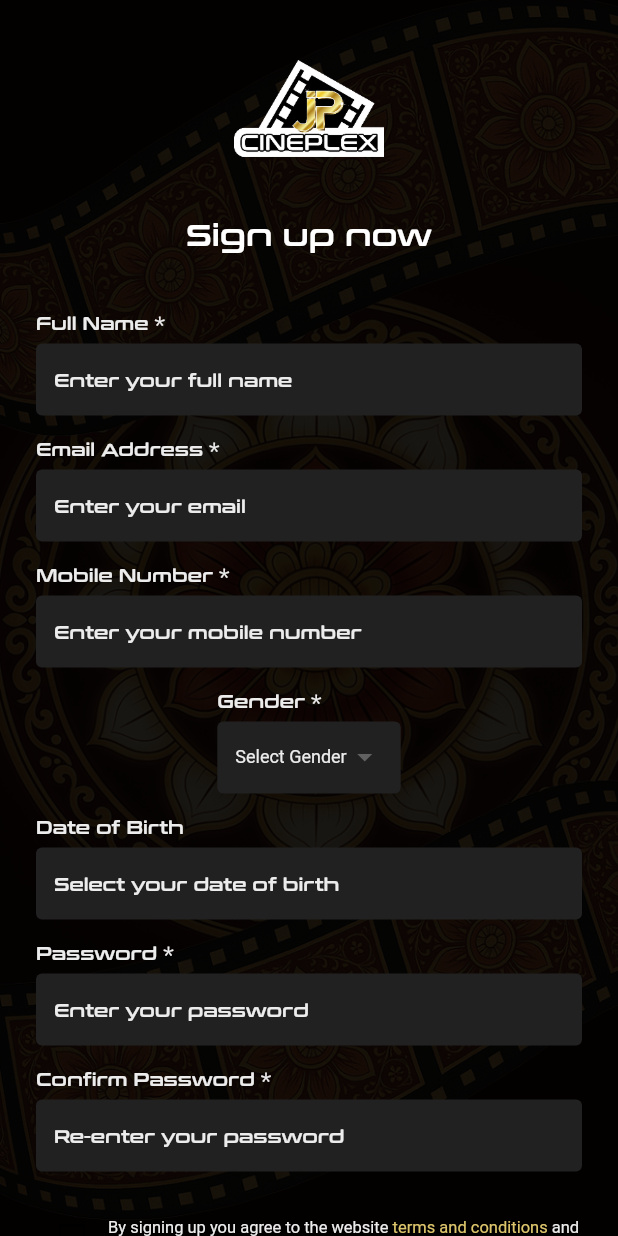
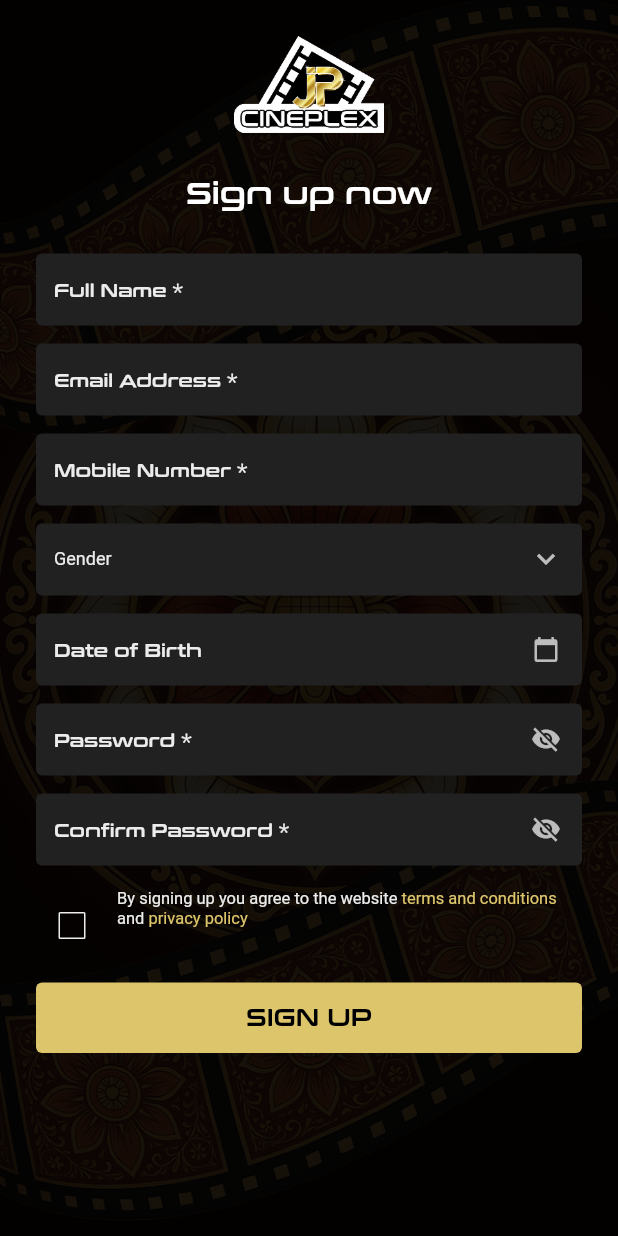
Before and after one commit to TharudiHS/JP-Cineplex-Mobile-App, a Flutter app: the SignUpPage screen opened directly, on a phone screen of 412 x 824 dp. Run offline on Flutter 3.47's test engine with Material 3 defaults, Android fonts, the light colour scheme and no system bars; our stand-ins replace flutter_svg.

Commit message:
updated sign up page

```diff
--- a/lib/screens/signup_page.dart
+++ b/lib/screens/signup_page.dart
@@ -10,16 +10,17 @@ class SignUpPage extends StatefulWidget {
 }
 
 class _SignUpPageState extends State<SignUpPage> {
-  final TextEditingController fullNameController = TextEditingController();
-  final TextEditingController emailController = TextEditingController();
-  final TextEditingController mobileController = TextEditingController();
-  final TextEditingController passwordController = TextEditingController();
-  final TextEditingController confirmPasswordController =
-      TextEditingController();
-  final TextEditingController dobController = TextEditingController();
+  final TextEditingController fullNameCtrl = TextEditingController();
+  final TextEditingController emailCtrl = TextEditingController();
+  final TextEditingController mobileCtrl = TextEditingController();
+  final TextEditingController dobCtrl = TextEditingController();
+  final TextEditingController passwordCtrl = TextEditingController();
+  final TextEditingController confirmPasswordCtrl = TextEditingController();
 
-  String? selectedGender;
+  String? gender; // Male / Female / Other
   bool agreeToTerms = false;
+  bool _hidePassword = true;
+  bool _hideConfirm = true;
 
   @override
   Widget build(BuildContext context) {
@@ -28,68 +29,219 @@ class _SignUpPageState extends State<SignUpPage> {
       body: Stack(
         fit: StackFit.expand,
         children: [
-          // Background Image
+          // background
           Image.asset('assets/images/traditional_bg.png', fit: BoxFit.cover),
 
-          // Content
-          SingleChildScrollView(
-            padding: const EdgeInsets.symmetric(horizontal: 24, vertical: 40),
+          // content
+          SafeArea(
+            child: SingleChildScrollView(
+              padding: const EdgeInsets.symmetric(horizontal: 24, vertical: 24),
               child: Column(
                 children: [
-                // Logo
-                Image.asset(
-                  'assets/images/JP_cineplex.png',
-                  width: 100,
-                  fit: BoxFit.contain,
-                ),
-                const SizedBox(height: 40),
+                  // logo
+                  Image.asset('assets/images/JP_cineplex.png', width: 100),
+                  const SizedBox(height: 28),
 
-                // Title
+                  // title
                   Text(
-                  "Sign up now",
+                    'Sign up now',
+                    textAlign: TextAlign.center,
                     style: TextStyles.size14WeightBoldConthraxSemiBold.copyWith(
                       fontSize: 20,
                       color: AppColours.white,
                     ),
                   ),
-                const SizedBox(height: 40),
+                  const SizedBox(height: 28),
 
-                // Full Name
-                _buildInputField(
-                  "Full Name *",
-                  "Enter your full name",
-                  fullNameController,
+                  // Full name (hint only)
+                  _textField(
+                    controller: fullNameCtrl,
+                    hint: 'Full Name *',
+                    keyboardType: TextInputType.name,
+                  ),
+                  const SizedBox(height: 12),
+
+                  // Email
+                  _textField(
+                    controller: emailCtrl,
+                    hint: 'Email Address *',
+                    keyboardType: TextInputType.emailAddress,
+                  ),
+                  const SizedBox(height: 12),
+
+                  // Mobile
+                  _textField(
+                    controller: mobileCtrl,
+                    hint: 'Mobile Number *',
+                    keyboardType: TextInputType.phone,
+                  ),
+                  const SizedBox(height: 12),
+
+                  // Gender dropdown styled like a field (hint only)
+                  _genderField(),
+                  const SizedBox(height: 12),
+
+                  // Date of Birth (opens date picker)
+                  GestureDetector(
+                    onTap: _pickDate,
+                    child: AbsorbPointer(
+                      child: _textField(
+                        controller: dobCtrl,
+                        hint: 'Date of Birth',
+                        suffixIcon: const Icon(
+                          Icons.calendar_today,
+                          size: 18,
+                          color: Colors.white70,
+                        ),
+                      ),
+                    ),
+                  ),
+                  const SizedBox(height: 12),
+
+                  // Password
+                  _textField(
+                    controller: passwordCtrl,
+                    hint: 'Password *',
+                    obscureText: _hidePassword,
+                    suffixIcon: IconButton(
+                      padding: EdgeInsets.zero,
+                      icon: Icon(
+                        _hidePassword ? Icons.visibility_off : Icons.visibility,
+                        size: 20,
+                        color: Colors.white70,
+                      ),
+                      onPressed: () =>
+                          setState(() => _hidePassword = !_hidePassword),
+                    ),
+                  ),
+                  const SizedBox(height: 12),
+
+                  // Confirm Password
+                  _textField(
+                    controller: confirmPasswordCtrl,
+                    hint: 'Confirm Password *',
+                    obscureText: _hideConfirm,
+                    suffixIcon: IconButton(
+                      padding: EdgeInsets.zero,
+                      icon: Icon(
+                        _hideConfirm ? Icons.visibility_off : Icons.visibility,
+                        size: 20,
+                        color: Colors.white70,
+                      ),
+                      onPressed: () =>
+                          setState(() => _hideConfirm = !_hideConfirm),
+                    ),
                   ),
                   const SizedBox(height: 16),
 
-                // Email
-                _buildInputField(
-                  "Email Address *",
-                  "Enter your email",
-                  emailController,
-                ),
-                const SizedBox(height: 16),
-
-                // Mobile
-                _buildInputField(
-                  "Mobile Number *",
-                  "Enter your mobile number",
-                  mobileController,
-                  keyboardType: TextInputType.phone,
-                ),
-                const SizedBox(height: 16),
-
-                // Gender Dropdown
-                Column(
+                  // Terms & conditions
+                  Row(
                     crossAxisAlignment: CrossAxisAlignment.start,
                     children: [
-                    Text(
-                      "Gender *",
+                      Checkbox(
+                        value: agreeToTerms,
+                        activeColor: AppColours.gold,
+                        checkColor: Colors.black,
+                        side: BorderSide(color: AppColours.lightGrey),
+                        onChanged: (v) =>
+                            setState(() => agreeToTerms = v ?? false),
+                      ),
+                      const SizedBox(width: 6),
+                      Expanded(
+                        child: Text.rich(
+                          TextSpan(
+                            text: 'By signing up you agree to the website ',
+                            style: TextStyle(
+                              color: AppColours.lightGrey,
+                              fontSize: 11,
+                            ),
+                            children: [
+                              TextSpan(
+                                text: 'terms and conditions',
+                                style: TextStyle(
+                                  color: AppColours.gold,
+                                  fontSize: 11,
+                                ),
+                              ),
+                              const TextSpan(text: ' and '),
+                              TextSpan(
+                                text: 'privacy policy',
+                                style: TextStyle(
+                                  color: AppColours.gold,
+                                  fontSize: 11,
+                                ),
+                              ),
+                            ],
+                          ),
+                        ),
+                      ),
+                    ],
+                  ),
+                  const SizedBox(height: 14),
+
+                  // SIGN UP button
+                  GestureDetector(
+                    onTap: _onSignUp,
+                    child: Container(
+                      width: double.infinity,
+                      padding: const EdgeInsets.symmetric(vertical: 14),
+                      decoration: BoxDecoration(
+                        color: AppColours.gold,
+                        borderRadius: BorderRadius.circular(4),
+                      ),
+                      alignment: Alignment.center,
+                      child: Text(
+                        'SIGN UP',
                         style: TextStyles.size14WeightBoldConthraxSemiBold
-                          .copyWith(fontSize: 12, color: AppColours.lightGrey),
+                            .copyWith(color: AppColours.black, fontSize: 16),
                       ),
-                    const SizedBox(height: 6),
-                    Container(
+                    ),
+                  ),
+                  const SizedBox(height: 20),
+                ],
+              ),
+            ),
+          ),
+        ],
+      ),
+    );
+  }
+
+  /// TextField that only shows a hint (no label)
+  Widget _textField({
+    required TextEditingController controller,
+    required String hint,
+    bool obscureText = false,
+    TextInputType keyboardType = TextInputType.text,
+    Widget? suffixIcon,
+  }) {
+    return TextField(
+      controller: controller,
+      obscureText: obscureText,
+      keyboardType: keyboardType,
+      style: const TextStyle(color: Colors.white),
+      decoration: InputDecoration(
+        hintText: hint,
+        hintStyle: TextStyle(color: AppColours.lightGrey, fontSize: 12),
+        filled: true,
+        fillColor: AppColours.darkGrey,
+        suffixIcon: suffixIcon,
+        border: OutlineInputBorder(
+          borderRadius: BorderRadius.circular(4),
+          borderSide: BorderSide.none,
+        ),
+        contentPadding: const EdgeInsets.symmetric(
+          horizontal: 12,
+          vertical: 14,
+        ),
+      ),
+    );
+  }
+
+  /// Dropdown styled to look like the other fields, with hint only.
+  Widget _genderField() {
+    return Container(
+      height: 48,
       padding: const EdgeInsets.symmetric(horizontal: 12),
       decoration: BoxDecoration(
         color: AppColours.darkGrey,
@@ -97,44 +249,33 @@ class _SignUpPageState extends State<SignUpPage> {
       ),
       child: DropdownButtonHideUnderline(
         child: DropdownButton<String>(
-                          value: selectedGender,
+          value: gender,
           dropdownColor: AppColours.darkGrey,
+          isExpanded: true,
+          icon: const Icon(Icons.keyboard_arrow_down, color: Colors.white70),
+          style: const TextStyle(color: Colors.white),
           hint: Text(
-                            "Select Gender",
-                            style: TextStyle(
-                              color: AppColours.lightGrey,
-                              fontSize: 12,
+            'Gender',
+            style: TextStyle(color: AppColours.lightGrey, fontSize: 12),
+          ),
+          items: const [
+            DropdownMenuItem(value: 'Male', child: Text('Male')),
+            DropdownMenuItem(value: 'Female', child: Text('Female')),
+            DropdownMenuItem(value: 'Other', child: Text('Other')),
+          ],
+          onChanged: (v) => setState(() => gender = v),
         ),
       ),
-                          style: const TextStyle(color: Colors.white),
-                          items: ["Male", "Female", "Other"]
-                              .map(
-                                (gender) => DropdownMenuItem(
-                                  value: gender,
-                                  child: Text(gender),
-                                ),
-                              )
-                              .toList(),
-                          onChanged: (value) {
-                            setState(() {
-                              selectedGender = value;
-                            });
-                          },
-                        ),
-                      ),
-                    ),
-                  ],
-                ),
-                const SizedBox(height: 16),
+    );
+  }
 
-                // Date of Birth
-                GestureDetector(
-                  onTap: () async {
-                    DateTime? pickedDate = await showDatePicker(
+  Future<void> _pickDate() async {
+    final now = DateTime.now();
+    final DateTime? picked = await showDatePicker(
       context: context,
-                      initialDate: DateTime(2000),
+      initialDate: DateTime(now.year - 18, now.month, now.day),
       firstDate: DateTime(1900),
-                      lastDate: DateTime.now(),
+      lastDate: now,
       builder: (context, child) {
         return Theme(
           data: Theme.of(context).copyWith(
@@ -149,190 +290,40 @@ class _SignUpPageState extends State<SignUpPage> {
         );
       },
     );
-
-                    if (pickedDate != null) {
-                      dobController.text =
-                          "${pickedDate.day}/${pickedDate.month}/${pickedDate.year}";
+    if (picked != null) {
+      dobCtrl.text =
+          '${picked.day.toString().padLeft(2, '0')}/'
+          '${picked.month.toString().padLeft(2, '0')}/'
+          '${picked.year}';
     }
-                  },
-                  child: AbsorbPointer(
-                    child: _buildInputField(
-                      "Date of Birth",
-                      "Select your date of birth",
-                      dobController,
-                    ),
-                  ),
-                ),
-                const SizedBox(height: 16),
-
-                // Password
-                _buildInputField(
-                  "Password *",
-                  "Enter your password",
-                  passwordController,
-                  isPassword: true,
-                ),
-                const SizedBox(height: 16),
-
-                // Confirm Password
-                _buildInputField(
-                  "Confirm Password *",
-                  "Re-enter your password",
-                  confirmPasswordController,
-                  isPassword: true,
-                ),
-                const SizedBox(height: 20),
-
-                // Terms & Conditions Checkbox
-                Row(
-                  children: [
-                    Checkbox(
-                      value: agreeToTerms,
-                      activeColor: AppColours.gold,
-                      onChanged: (value) {
-                        setState(() {
-                          agreeToTerms = value ?? false;
-                        });
-                      },
-                    ),
-                    Expanded(
-                      child: Text.rich(
-                        TextSpan(
-                          text: "By signing up you agree to the website ",
-                          style: TextStyle(
-                            color: AppColours.lightGrey,
-                            fontSize: 11,
-                          ),
-                          children: [
-                            TextSpan(
-                              text: "terms and conditions",
-                              style: TextStyle(
-                                color: AppColours.gold,
-                                fontSize: 11,
-                              ),
-                            ),
-                            const TextSpan(text: " and "),
-                            TextSpan(
-                              text: "privacy policy",
-                              style: TextStyle(
-                                color: AppColours.gold,
-                                fontSize: 11,
-                              ),
-                            ),
-                          ],
-                        ),
-                      ),
-                    ),
-                  ],
-                ),
-                const SizedBox(height: 20),
-
-                // Sign Up Button
-                GestureDetector(
-                  onTap: () {
-                    if (!_validateInputs()) return;
-
-                    ScaffoldMessenger.of(context).showSnackBar(
-                      const SnackBar(
-                        content: Text("Account created successfully!"),
-                      ),
-                    );
-                  },
-                  child: Container(
-                    width: double.infinity,
-                    padding: const EdgeInsets.symmetric(vertical: 14),
-                    decoration: BoxDecoration(
-                      color: AppColours.gold,
-                      borderRadius: BorderRadius.circular(4),
-                    ),
-                    alignment: Alignment.center,
-                    child: Text(
-                      "SIGN UP",
-                      style: TextStyles.size14WeightBoldConthraxSemiBold
-                          .copyWith(color: AppColours.black, fontSize: 16),
-                    ),
-                  ),
-                ),
-              ],
-            ),
-          ),
-        ],
-      ),
-    );
   }
 
-  Widget _buildInputField(
-    String label,
-    String hint,
-    TextEditingController controller, {
-    bool isPassword = false,
-    TextInputType keyboardType = TextInputType.text,
-  }) {
-    return Column(
-      crossAxisAlignment: CrossAxisAlignment.start,
-      children: [
-        Text(
-          label,
-          style: TextStyles.size14WeightBoldConthraxSemiBold.copyWith(
-            fontSize: 12,
-            color: AppColours.lightGrey,
-          ),
-        ),
-        const SizedBox(height: 6),
-        TextField(
-          controller: controller,
-          obscureText: isPassword,
-          keyboardType: keyboardType,
-          style: const TextStyle(color: Colors.white),
-          decoration: InputDecoration(
-            hintText: hint,
-            hintStyle: TextStyle(color: AppColours.lightGrey, fontSize: 12),
-            filled: true,
-            fillColor: AppColours.darkGrey,
-            border: OutlineInputBorder(
-              borderRadius: BorderRadius.circular(4),
-              borderSide: BorderSide.none,
-            ),
-            contentPadding: const EdgeInsets.symmetric(
-              horizontal: 12,
-              vertical: 14,
-            ),
-          ),
-        ),
-      ],
+  void _onSignUp() {
+    if (fullNameCtrl.text.trim().isEmpty ||
+        emailCtrl.text.trim().isEmpty ||
+        mobileCtrl.text.trim().isEmpty ||
+        gender == null ||
+        dobCtrl.text.trim().isEmpty ||
+        passwordCtrl.text.isEmpty ||
+        confirmPasswordCtrl.text.isEmpty) {
+      ScaffoldMessenger.of(context).showSnackBar(
+        const SnackBar(content: Text('Please fill in all required fields.')),
       );
+      return;
     }
-
-  bool _validateInputs() {
-    if (fullNameController.text.isEmpty ||
-        emailController.text.isEmpty ||
-        mobileController.text.isEmpty ||
-        selectedGender == null ||
-        dobController.text.isEmpty ||
-        passwordController.text.isEmpty ||
-        confirmPasswordController.text.isEmpty) {
-      ScaffoldMessenger.of(context).showSnackBar(
-        const SnackBar(content: Text("Please fill in all required fields.")),
-      );
-      return false;
-    }
-
-    if (passwordController.text != confirmPasswordController.text) {
+    if (passwordCtrl.text != confirmPasswordCtrl.text) {
       ScaffoldMessenger.of(
         context,
-      ).showSnackBar(const SnackBar(content: Text("Passwords do not match.")));
-      return false;
+      ).showSnackBar(const SnackBar(content: Text('Passwords do not match.')));
+      return;
     }
-
     if (!agreeToTerms) {
       ScaffoldMessenger.of(context).showSnackBar(
         const SnackBar(
-          content: Text("You must agree to the terms & conditions."),
+          content: Text('You must agree to the terms & conditions.'),
         ),
       );
-      return false;
-    }
-
-    return true;
+      return;
     }
   }
+}
```
Lines whose indentation alone changed are shown as unchanged.
